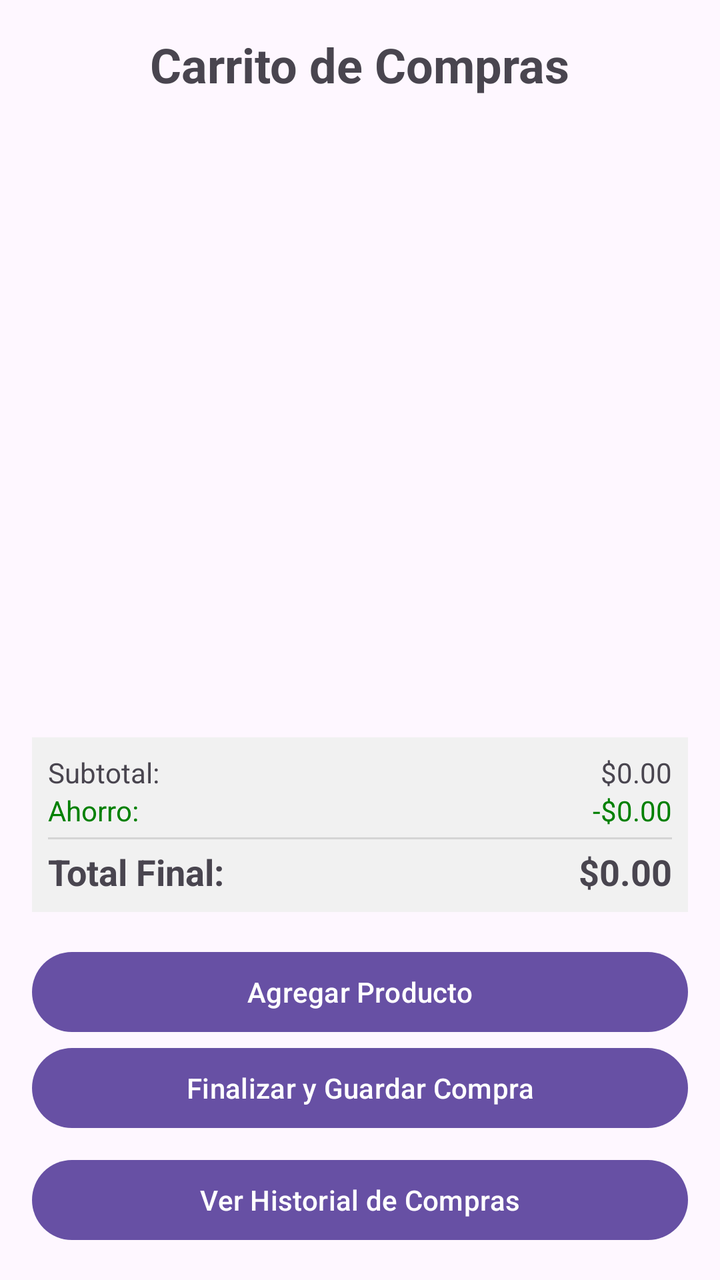
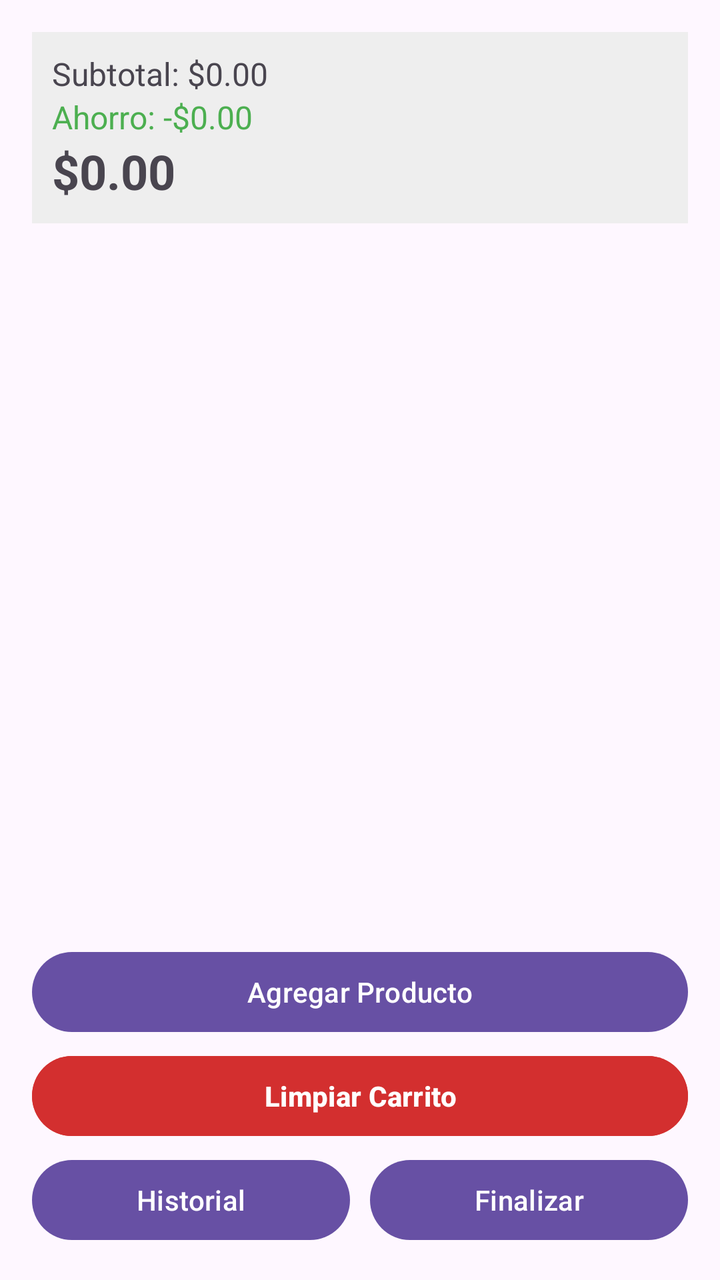

An Android layout rendered at two revisions. The XML below is the earlier revision; the diff shows what the commit changed to produce the second picture.
<!-- AndroidManifest.xml: application theme Theme.MyApplication -->
<!-- res/layout/activity_main.xml -->
<?xml version="1.0" encoding="utf-8"?>
<RelativeLayout xmlns:android="http://schemas.android.com/apk/res/android"
    xmlns:tools="http://schemas.android.com/tools"
    android:layout_width="match_parent"
    android:layout_height="match_parent"
    android:padding="16dp"
    tools:context=".MainActivity">

    
    <TextView
        android:id="@+id/titulo_carrito"
        android:layout_width="wrap_content"
        android:layout_height="wrap_content"
        android:layout_alignParentTop="true"
        android:layout_centerHorizontal="true"
        android:layout_marginBottom="16dp"
        android:text="Carrito de Compras"
        android:textSize="24sp"
        android:textStyle="bold" />

    
    <ListView
        android:id="@+id/lista_compras"
        android:layout_width="match_parent"
        android:layout_height="0dp"
        android:layout_above="@+id/layout_totales"
        android:layout_below="@id/titulo_carrito"
        android:layout_marginBottom="16dp" />

    
    <LinearLayout
        android:id="@+id/layout_totales"
        android:layout_width="match_parent"
        android:layout_height="wrap_content"
        android:layout_above="@+id/layout_botones_inferiores"
        android:layout_marginBottom="16dp"
        android:background="#F1F1F1"
        android:orientation="vertical"
        android:padding="8dp">

        <LinearLayout
            android:layout_width="match_parent"
            android:layout_height="wrap_content"
            android:orientation="horizontal">

            <TextView
                android:layout_width="0dp"
                android:layout_height="wrap_content"
                android:layout_weight="1"
                android:text="Subtotal:" />

            <TextView
                android:id="@+id/texto_subtotal"
                android:layout_width="wrap_content"
                android:layout_height="wrap_content"
                android:text="$0.00" />
        </LinearLayout>

        <LinearLayout
            android:layout_width="match_parent"
            android:layout_height="wrap_content"
            android:orientation="horizontal">

            <TextView
                android:layout_width="0dp"
                android:layout_height="wrap_content"
                android:layout_weight="1"
                android:text="Ahorro:"
                android:textColor="#008000" />

            <TextView
                android:id="@+id/texto_ahorro"
                android:layout_width="wrap_content"
                android:layout_height="wrap_content"
                android:text="-$0.00"
                android:textColor="#008000" />
        </LinearLayout>

        <View
            android:layout_width="match_parent"
            android:layout_height="1dp"
            android:layout_marginTop="4dp"
            android:layout_marginBottom="4dp"
            android:background="?android:attr/listDivider" />

        <LinearLayout
            android:layout_width="match_parent"
            android:layout_height="wrap_content"
            android:orientation="horizontal">

            <TextView
                android:layout_width="0dp"
                android:layout_height="wrap_content"
                android:layout_weight="1"
                android:text="Total Final:"
                android:textSize="18sp"
                android:textStyle="bold" />

            <TextView
                android:id="@+id/texto_total_final"
                android:layout_width="wrap_content"
                android:layout_height="wrap_content"
                android:text="$0.00"
                android:textSize="18sp"
                android:textStyle="bold" />
        </LinearLayout>
    </LinearLayout>

    
    <LinearLayout
        android:id="@+id/layout_botones_inferiores"
        android:layout_width="match_parent"
        android:layout_height="wrap_content"
        android:layout_alignParentBottom="true"
        android:orientation="vertical">

        <Button
            android:id="@+id/boton_agregar_producto"
            android:layout_width="match_parent"
            android:layout_height="wrap_content"
            android:text="Agregar Producto" />

        <Button
            android:id="@+id/boton_finalizar_compra"
            android:layout_width="match_parent"
            android:layout_height="wrap_content"
            android:text="Finalizar y Guardar Compra" />

        <Button
            android:id="@+id/boton_ver_historial"
            android:layout_width="match_parent"
            android:layout_height="wrap_content"
            android:layout_marginTop="8dp"
            android:text="Ver Historial de Compras" />
        
        

    </LinearLayout>

</RelativeLayout>
<!-- resources referenced by this layout -->
<resources>
  <style name="Theme.MyApplication" parent="Base.Theme.MyApplication" />
  <style name="Base.Theme.MyApplication" parent="Theme.Material3.DayNight.NoActionBar">
          
          
      </style>
</resources>

<!-- the commit's change to res/layout/activity_main.xml (unified diff, before → after) -->
@@ -7,108 +7,51 @@
     tools:context=".MainActivity">
 
     
-    <TextView
-        android:id="@+id/titulo_carrito"
-        android:layout_width="wrap_content"
-        android:layout_height="wrap_content"
-        android:layout_alignParentTop="true"
-        android:layout_centerHorizontal="true"
-        android:layout_marginBottom="16dp"
-        android:text="Carrito de Compras"
-        android:textSize="24sp"
-        android:textStyle="bold" />
-
-    
-    <ListView
-        android:id="@+id/lista_compras"
-        android:layout_width="match_parent"
-        android:layout_height="0dp"
-        android:layout_above="@+id/layout_totales"
-        android:layout_below="@id/titulo_carrito"
-        android:layout_marginBottom="16dp" />
-
-    
     <LinearLayout
         android:id="@+id/layout_totales"
         android:layout_width="match_parent"
         android:layout_height="wrap_content"
-        android:layout_above="@+id/layout_botones_inferiores"
-        android:layout_marginBottom="16dp"
-        android:background="#F1F1F1"
         android:orientation="vertical"
-        android:padding="8dp">
+        android:background="#EEE"
+        android:padding="10dp"
+        android:layout_marginBottom="10dp">
 
-        <LinearLayout
-            android:layout_width="match_parent"
+        <TextView
+            android:id="@+id/texto_subtotal"
+            android:layout_width="wrap_content"
             android:layout_height="wrap_content"
-            android:orientation="horizontal">
+            android:text="Subtotal: $0.00"
+            android:textSize="16sp" />
 
-            <TextView
-                android:layout_width="0dp"
-                android:layout_height="wrap_content"
-                android:layout_weight="1"
-                android:text="Subtotal:" />
+        <TextView
+            android:id="@+id/texto_ahorro"
+            android:layout_width="wrap_content"
+            android:layout_height="wrap_content"
+            android:text="Ahorro: -$0.00"
+            android:textColor="#4CAF50"
+            android:textSize="16sp" />
 
-            <TextView
-                android:id="@+id/texto_subtotal"
-                android:layout_width="wrap_content"
-                android:layout_height="wrap_content"
-                android:text="$0.00" />
-        </LinearLayout>
-
-        <LinearLayout
-            android:layout_width="match_parent"
+        <TextView
+            android:id="@+id/texto_total_final"
+            android:layout_width="wrap_content"
             android:layout_height="wrap_content"
-            android:orientation="horizontal">
-
-            <TextView
-                android:layout_width="0dp"
-                android:layout_height="wrap_content"
-                android:layout_weight="1"
-                android:text="Ahorro:"
-                android:textColor="#008000" />
-
-            <TextView
-                android:id="@+id/texto_ahorro"
-                android:layout_width="wrap_content"
-                android:layout_height="wrap_content"
-                android:text="-$0.00"
-                android:textColor="#008000" />
-        </LinearLayout>
-
-        <View
-            android:layout_width="match_parent"
-            android:layout_height="1dp"
-            android:layout_marginTop="4dp"
-            android:layout_marginBottom="4dp"
-            android:background="?android:attr/listDivider" />
-
-        <LinearLayout
-            android:layout_width="match_parent"
-            android:layout_height="wrap_content"
-            android:orientation="horizontal">
-
-            <TextView
-                android:layout_width="0dp"
-                android:layout_height="wrap_content"
-                android:layout_weight="1"
-                android:text="Total Final:"
-                android:textSize="18sp"
-                android:textStyle="bold" />
-
-            <TextView
-                android:id="@+id/texto_total_final"
-                android:layout_width="wrap_content"
-                android:layout_height="wrap_content"
-                android:text="$0.00"
-                android:textSize="18sp"
-                android:textStyle="bold" />
-        </LinearLayout>
+            android:text="$0.00"
+            android:textSize="24sp"
+            android:textStyle="bold" />
     </LinearLayout>
 
     
+    <androidx.recyclerview.widget.RecyclerView
+        android:id="@+id/recycler_view_carrito"
+        android:layout_width="match_parent"
+        android:layout_height="match_parent"
+        android:layout_below="@id/layout_totales"
+        android:layout_above="@id/layout_botones"
+        android:layout_marginBottom="10dp"/>
+
+    
     <LinearLayout
-        android:id="@+id/layout_botones_inferiores"
+        android:id="@+id/layout_botones"
         android:layout_width="match_parent"
         android:layout_height="wrap_content"
         android:layout_alignParentBottom="true"
@@ -120,21 +63,41 @@
             android:layout_height="wrap_content"
             android:text="Agregar Producto" />
 
+        
+        
         <Button
-            android:id="@+id/boton_finalizar_compra"
+            android:id="@+id/boton_limpiar_carrito"
             android:layout_width="match_parent"
             android:layout_height="wrap_content"
-            android:text="Finalizar y Guardar Compra" />
+            android:text="Limpiar Carrito"
+            android:backgroundTint="#D32F2F"
+            android:textColor="#FFFFFF"
+            android:textStyle="bold"
+            android:layout_marginTop="4dp"
+            android:layout_marginBottom="4dp"/>
+        
 
-        <Button
-            android:id="@+id/boton_ver_historial"
+        <LinearLayout
             android:layout_width="match_parent"
             android:layout_height="wrap_content"
-            android:layout_marginTop="8dp"
-            android:text="Ver Historial de Compras" />
-        
-        
+            android:orientation="horizontal">
 
+            <Button
+                android:id="@+id/boton_ver_historial"
+                android:layout_width="0dp"
+                android:layout_height="wrap_content"
+                android:layout_weight="1"
+                android:text="Historial"
+                android:layout_marginEnd="5dp"/>
+
+            <Button
+                android:id="@+id/boton_finalizar_compra"
+                android:layout_width="0dp"
+                android:layout_height="wrap_content"
+                android:layout_weight="1"
+                android:text="Finalizar"
+                android:layout_marginStart="5dp"/>
+        </LinearLayout>
     </LinearLayout>
 
 </RelativeLayout>
